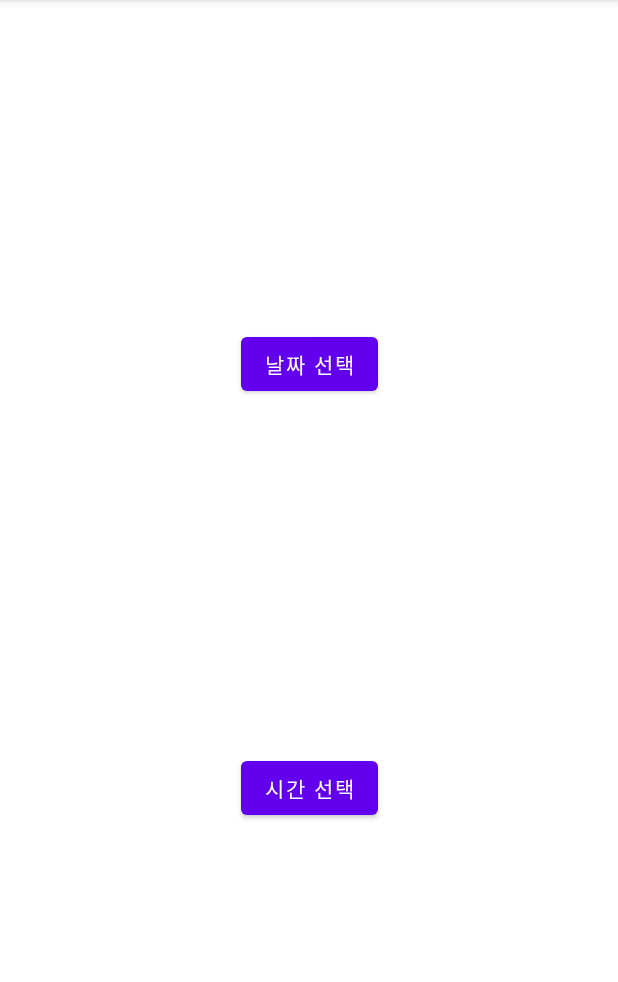
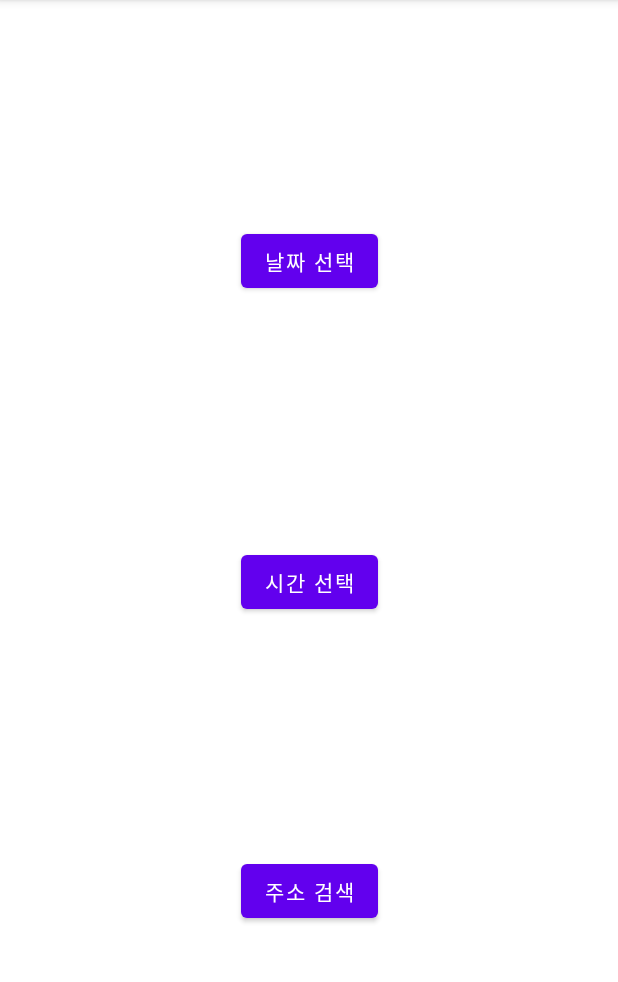
Before and after one commit to boostcampwm-2022/android03-Promise, an Android app: the screen it shows after launch (AddPromiseActivity), after a tap on "약속 화면으로 이동", on a phone screen of 412 x 824 dp, the part 84-1066 px from its top. Run offline under Robolectric (Android 15) with nearby library versions, the phone set to English and light mode, and no system bars; our stand-ins replace data binding.

Commit message:
feat: 주소 검색 다이얼로그 텍스트 출력 #14

```diff
--- a/app/src/main/AndroidManifest.xml
+++ b/app/src/main/AndroidManifest.xml
@@ -1,6 +1,8 @@
 <?xml version="1.0" encoding="utf-8"?>
 <manifest xmlns:android="http://schemas.android.com/apk/res/android"
     xmlns:tools="http://schemas.android.com/tools">
+
+    <uses-permission android:name="android.permission.INTERNET" />
 
     <application
         android:allowBackup="true"
--- a/app/src/main/java/com/boosters/promise/AddPromiseActivity.kt
+++ b/app/src/main/java/com/boosters/promise/AddPromiseActivity.kt
@@ -5,6 +5,7 @@ import android.text.format.DateFormat.is24HourFormat
 import android.view.View
 import androidx.appcompat.app.AppCompatActivity
 import androidx.databinding.DataBindingUtil
+import androidx.fragment.app.DialogFragment
 import com.boosters.promise.databinding.ActivityAddPromiseBinding
 import com.google.android.material.datepicker.MaterialDatePicker
 import com.google.android.material.datepicker.MaterialDatePicker.INPUT_MODE_CALENDAR
@@ -26,6 +27,7 @@ class AddPromiseActivity : AppCompatActivity() {
         val calendar = Calendar.getInstance(TimeZone.getTimeZone("UTC"))
         binding.buttonAddPromiseSelectDate.setOnClickListener(selectDateListener(calendar))
         binding.buttonAddPromiseSelectTime.setOnClickListener(selectTimeListener(calendar))
+        binding.buttonAddPromiseSearchAddress.setOnClickListener(searchAddressListener())
     }
 
     private fun selectDateListener(cal: Calendar) = View.OnClickListener {
@@ -70,8 +72,24 @@ class AddPromiseActivity : AppCompatActivity() {
         }
     }
 
+    private fun searchAddressListener() = View.OnClickListener {
+        SearchAddressDialogFragment()
+            .setOnSearchAddressDialogListener(object :
+                SearchAddressDialogFragment.SearchAddressDialogListener {
+                override fun onDialogPositiveClick(dialog: DialogFragment, result: String) {
+                    binding.buttonAddPromiseSearchAddress.text = result
+                }
+
+                override fun onDialogNegativeClick(dialog: DialogFragment) {
+                    binding.buttonAddPromiseSearchAddress.text = getString(R.string.search_address)
+                }
+            })
+            .show(supportFragmentManager, SEARCH_DIALOG_TAG)
+    }
+
     companion object {
         const val DATEPICKER_TAG = "New Selected Date"
         const val TIMEPICKER_TAG = "New Selected Time"
+        const val SEARCH_DIALOG_TAG = "New Search Address Dialog"
     }
 }
--- a/app/src/main/res/layout/activity_add_promise.xml
+++ b/app/src/main/res/layout/activity_add_promise.xml
@@ -20,7 +20,7 @@
             android:layout_marginEnd="0dp"
             android:layout_marginBottom="8dp"
             android:layout_marginTop="0dp"
-            android:text="날짜 선택"
+            android:text="@string/select_date"
             app:layout_constraintBottom_toTopOf="@id/button_addPromise_selectTime"
             app:layout_constraintEnd_toEndOf="parent"
             app:layout_constraintStart_toStartOf="parent"
@@ -34,10 +34,24 @@
             android:layout_marginEnd="0dp"
             android:layout_marginBottom="0dp"
             android:layout_marginTop="8dp"
-            android:text="시간 선택"
+            android:text="@string/select_time"
+            app:layout_constraintBottom_toTopOf="@id/button_addPromise_searchAddress"
+            app:layout_constraintEnd_toEndOf="parent"
+            app:layout_constraintStart_toStartOf="parent"
+            app:layout_constraintTop_toBottomOf="@id/button_addPromise_selectDate" />
+
+        <Button
+            android:id="@+id/button_addPromise_searchAddress"
+            android:layout_width="wrap_content"
+            android:layout_height="wrap_content"
+            android:layout_marginStart="0dp"
+            android:layout_marginTop="8dp"
+            android:layout_marginEnd="0dp"
+            android:layout_marginBottom="0dp"
+            android:text="@string/search_address"
             app:layout_constraintBottom_toBottomOf="parent"
             app:layout_constraintEnd_toEndOf="parent"
             app:layout_constraintStart_toStartOf="parent"
-            app:layout_constraintTop_toBottomOf="@id/button_addPromise_selectDate" />
+            app:layout_constraintTop_toBottomOf="@id/button_addPromise_selectTime" />
     </androidx.constraintlayout.widget.ConstraintLayout>
 </layout>
--- a/app/src/main/res/values/strings.xml
+++ b/app/src/main/res/values/strings.xml
@@ -4,4 +4,9 @@
     <string name="time_format">%02d:%02d</string>
     <string name="title_timepicker">약속 시간을 설정하세요.</string>
     <string name="title_datepicker">약속 날짜를 설정하세요.</string>
+    <string name="cancel">Cancel</string>
+    <string name="ok">OK</string>
+    <string name="search_address">주소 검색</string>
+    <string name="select_time">시간 선택</string>
+    <string name="select_date">날짜 선택</string>
 </resources>
```
Also changed, not shown: app/src/main/java/com/boosters/promise/SearchAddressDialogFragment.kt (added, +61 -0 lines), app/src/main/res/layout/dialog_search_address.xml (added, +26 -0 lines).
